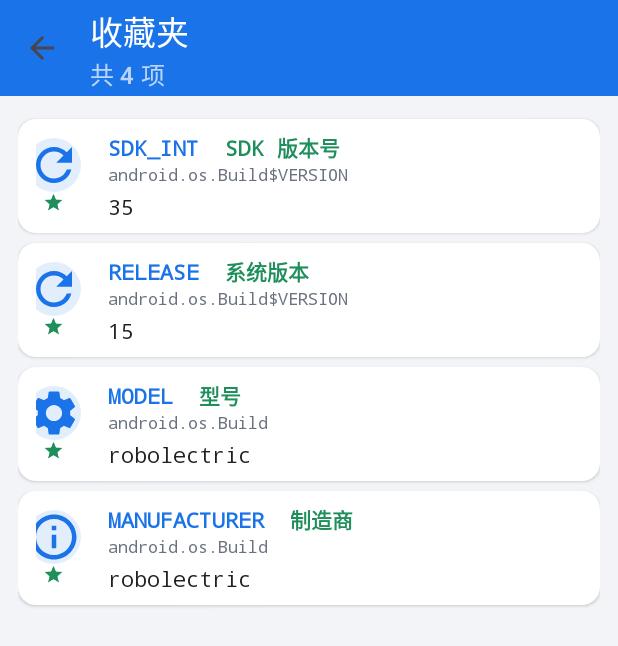
After one commit to kagurazakayashi/android_sysinfo, an Android app: the FavoritesActivity screen opened directly, with no data from a screen before it, on a phone screen of 412 x 824 dp. The commit adds this screen. Shown: the top 646 px of the screen. Run offline under Robolectric (Android 15) with nearby library versions, the phone set to English and light mode, and no system bars.

Commit message:
添加收藏夹功能

```diff
--- a/app/src/main/AndroidManifest.xml
+++ b/app/src/main/AndroidManifest.xml
@@ -21,6 +21,11 @@
             android:name=".ClassDetailActivity"
             android:exported="false"
             android:configChanges="orientation|screenSize|screenLayout|keyboardHidden" />
+
+        <activity
+            android:name=".FavoritesActivity"
+            android:exported="false"
+            android:configChanges="orientation|screenSize|screenLayout|keyboardHidden" />
     </application>
 
 </manifest>
--- /dev/null
+++ b/app/src/main/java/com/example/buildinfo/FavoritesActivity.java
@@ -0,0 +1,242 @@
+package com.example.buildinfo;
+
+import android.content.DialogInterface;
+import android.graphics.Typeface;
+import android.os.Bundle;
+import android.text.SpannableString;
+import android.text.Spanned;
+import android.text.style.ForegroundColorSpan;
+import android.util.TypedValue;
+import android.view.Gravity;
+import android.view.View;
+import android.view.ViewGroup;
+import android.widget.ImageView;
+import android.widget.LinearLayout;
+import android.widget.TextView;
+import android.widget.Toast;
+
+import androidx.appcompat.app.AppCompatActivity;
+import androidx.appcompat.widget.Toolbar;
+
+import com.google.android.material.dialog.MaterialAlertDialogBuilder;
+
+import java.util.List;
+
+/**
+ * 收藏夹页面：展示用户收藏的静态字段。
+ * 点击条目弹出菜单（复制各部分 / 取消收藏），保持与详情页字段一致的操作逻辑。
+ */
+public class FavoritesActivity extends AppCompatActivity {
+
+    @Override
+    protected void onCreate(Bundle savedInstanceState) {
+        super.onCreate(savedInstanceState);
+        setContentView(R.layout.activity_favorites);
+
+        Toolbar toolbar = findViewById(R.id.toolbar);
+        setSupportActionBar(toolbar);
+        toolbar.setTitle(getString(R.string.favorites));
+        if (getSupportActionBar() != null) {
+            getSupportActionBar().setDisplayHomeAsUpEnabled(true);
+        }
+        toolbar.setNavigationOnClickListener(new View.OnClickListener() {
+            @Override
+            public void onClick(View v) {
+                finish();
+            }
+        });
+
+        final LinearLayout container = findViewById(R.id.container);
+        render(container);
+    }
+
+    @Override
+    protected void onResume() {
+        super.onResume();
+        // 返回时刷新（取消收藏后列表即时更新）
+        LinearLayout container = findViewById(R.id.container);
+        if (container != null) {
+            container.removeAllViews();
+            render(container);
+        }
+    }
+
+    private void render(final LinearLayout container) {
+        final List<FavoritesStore.Favorite> favs = FavoritesStore.getAll(this);
+        if (favs.isEmpty()) {
+            TextView empty = new TextView(this);
+            empty.setText(R.string.favorites_empty);
+            empty.setTextSize(14);
+            empty.setTextColor(getColor(R.color.text_sub));
+            empty.setGravity(Gravity.CENTER);
+            empty.setPadding(dp(16), dp(48), dp(16), dp(16));
+            container.addView(empty);
+            toolbarSubtitle("尚未收藏");
+            return;
+        }
+        toolbarSubtitle("共 " + favs.size() + " 项");
+        for (final FavoritesStore.Favorite f : favs) {
+            container.addView(createItem(f, container));
+        }
+    }
+
+    private void toolbarSubtitle(String s) {
+        Toolbar tb = findViewById(R.id.toolbar);
+        if (tb != null) tb.setSubtitle(s);
+    }
+
+    /** 生成一条收藏条目 */
+    private View createItem(final FavoritesStore.Favorite f, final LinearLayout container) {
+        LinearLayout card = new LinearLayout(this);
+        card.setOrientation(LinearLayout.HORIZONTAL);
+        card.setGravity(Gravity.CENTER_VERTICAL);
+        card.setPadding(dp(12), dp(8), dp(12), dp(8));
+        LinearLayout.LayoutParams lp = new LinearLayout.LayoutParams(
+                ViewGroup.LayoutParams.MATCH_PARENT, ViewGroup.LayoutParams.WRAP_CONTENT);
+        lp.setMargins(0, dp(3), 0, dp(3));
+        card.setLayoutParams(lp);
+        card.setBackgroundResource(R.drawable.card_bg);
+        card.setElevation(dp(1));
+        TypedValue ripple = new TypedValue();
+        getTheme().resolveAttribute(android.R.attr.selectableItemBackground, ripple, true);
+        card.setForeground(getDrawable(ripple.resourceId));
+        card.setClickable(true);
+
+        // 图标：星形 + 字段图标
+        LinearLayout iconWrap = new LinearLayout(this);
+        iconWrap.setOrientation(LinearLayout.VERTICAL);
+        iconWrap.setGravity(Gravity.CENTER);
+        ImageView icon = new ImageView(this);
+        String iconName = Icons.fieldIcon(f.fieldName);
+        icon.setImageResource(getResources().getIdentifier(iconName, "drawable", getPackageName()));
+        icon.setBackgroundResource(R.drawable.ic_icon_bg);
+        icon.setColorFilter(getColor(R.color.primary));
+        LinearLayout.LayoutParams iconLp = new LinearLayout.LayoutParams(dp(36), dp(36));
+        iconLp.setMargins(0, 0, dp(12), 0);
+        icon.setLayoutParams(iconLp);
+        iconWrap.addView(icon);
+        ImageView star = new ImageView(this);
+        star.setImageResource(R.drawable.ic_star);
+        star.setColorFilter(getColor(R.color.accent));
+        LinearLayout.LayoutParams starLp = new LinearLayout.LayoutParams(dp(14), dp(14));
+        starLp.setMargins(0, 0, dp(12), 0);
+        star.setLayoutParams(starLp);
+        iconWrap.addView(star);
+
+        // 中部：字段名(中文) + 类名 + 值
+        LinearLayout left = new LinearLayout(this);
+        left.setOrientation(LinearLayout.VERTICAL);
+        left.setLayoutParams(new LinearLayout.LayoutParams(0, ViewGroup.LayoutParams.WRAP_CONTENT, 1f));
+
+        TextView name = new TextView(this);
+        name.setText(buildTitle(f.fieldName, ZhNames.fieldZh(f.fieldName)));
+        name.setTextSize(14);
+        name.setTypeface(Typeface.MONOSPACE, Typeface.BOLD);
+        name.setTextColor(getColor(R.color.primary));
+
+        TextView clsName = new TextView(this);
+        clsName.setText(f.className);
+        clsName.setTextSize(11);
+        clsName.setTypeface(Typeface.MONOSPACE);
+        clsName.setTextColor(getColor(R.color.text_sub));
+
+        TextView value = new TextView(this);
+        value.setText(f.value);
+        value.setTextSize(14);
+        value.setTypeface(Typeface.MONOSPACE);
+        value.setTextColor(getColor(R.color.text_primary));
+        value.setPadding(0, dp(4), 0, 0);
+        value.setTextIsSelectable(true);
+
+        left.addView(name);
+        left.addView(clsName);
+        left.addView(value);
+
+        card.addView(iconWrap);
+        card.addView(left);
+        card.setOnClickListener(new View.OnClickListener() {
+            @Override
+            public void onClick(View v) {
+                showFavoriteMenu(f, container);
+            }
+        });
+        return card;
+    }
+
+    /** 收藏条目点击菜单：复制各部分 / 取消收藏 */
+    private void showFavoriteMenu(final FavoritesStore.Favorite f, final LinearLayout container) {
+        final String zhName = ZhNames.fieldZh(f.fieldName);
+        final String[] items;
+        final String[] payloads;
+        if (zhName == null) {
+            items = new String[]{
+                    "复制原始名称",
+                    "复制值",
+                    "复制完整条目",
+                    "取消收藏"
+            };
+            payloads = new String[]{
+                    f.className + "." + f.fieldName,
+                    f.value,
+                    f.className + "." + f.fieldName + " = " + f.value,
+                    null
+            };
+        } else {
+            items = new String[]{
+                    "复制原始名称",
+                    "复制中文名",
+                    "复制值",
+                    "复制完整条目",
+                    "取消收藏"
+            };
+            payloads = new String[]{
+                    f.className + "." + f.fieldName,
+                    zhName,
+                    f.value,
+                    f.className + "." + f.fieldName + "（" + zhName + "） = " + f.value,
+                    null
+            };
+        }
+
+        new MaterialAlertDialogBuilder(this)
+                .setTitle(f.fieldName)
+                .setItems(items, new DialogInterface.OnClickListener() {
+                    @Override
+                    public void onClick(DialogInterface dialog, int which) {
+                        if (which == items.length - 1) {
+                            // 最后一项：取消收藏
+                            FavoritesStore.remove(FavoritesActivity.this, f.className, f.fieldName);
+                            Toast.makeText(FavoritesActivity.this, "已取消收藏：" + f.fieldName, Toast.LENGTH_SHORT).show();
+                            container.removeAllViews();
+                            render(container);
+                        } else {
+                            copy(payloads[which], items[which]);
+                        }
+                    }
+                })
+                .setNegativeButton("取消", null)
+                .show();
+    }
+
+    private void copy(String text, String label) {
+        android.content.ClipboardManager cm =
+                (android.content.ClipboardManager) getSystemService(android.content.Context.CLIPBOARD_SERVICE);
+        cm.setPrimaryClip(android.content.ClipData.newPlainText(label, text));
+        Toast.makeText(this, "已复制：" + label, Toast.LENGTH_SHORT).show();
+    }
+
+    /** 主标题：英文名 + 中文名（中文用强调色显示） */
+    private CharSequence buildTitle(String en, String zh) {
+        if (zh == null || zh.isEmpty()) return en;
+        String text = en + "  " + zh;
+        SpannableString ss = new SpannableString(text);
+        ss.setSpan(new ForegroundColorSpan(getColor(R.color.accent)),
+                en.length() + 2, text.length(),
+                Spanned.SPAN_EXCLUSIVE_EXCLUSIVE);
+        return ss;
+    }
+
+    private int dp(float value) {
+        return (int) (value * getResources().getDisplayMetrics().density + 0.5f);
+    }
+}
--- /dev/null
+++ b/app/src/main/java/com/example/buildinfo/FavoritesStore.java
@@ -0,0 +1,117 @@
+package com.example.buildinfo;
+
+import android.content.Context;
+import android.content.SharedPreferences;
+import android.os.Build;
+
+import org.json.JSONArray;
+import org.json.JSONObject;
+
+import java.util.ArrayList;
+import java.util.List;
+
+/**
+ * 收藏夹存储：把收藏的静态字段（类名 + 字段名 + 收藏时的值）持久化到 SharedPreferences。
+ * 收藏粒度 = 字段，key = 类名 + 字段名，value 缓存收藏当时的字段值。
+ */
+public final class FavoritesStore {
+
+    private static final String PREFS = "favorites";
+    private static final String KEY_ITEMS = "items";
+    private static final String KEY_DEFAULTS_INIT = "defaults_initialized";
+
+    /** 首次启动预置的默认收藏：制造商 / 型号 / Android 版本号 / API 版本号 */
+    public static void ensureDefaults(Context c) {
+        SharedPreferences p = prefs(c);
+        if (p.getBoolean(KEY_DEFAULTS_INIT, false)) return;
+        p.edit().putBoolean(KEY_DEFAULTS_INIT, true).apply();
+        if (!getAll(c).isEmpty()) return; // 已有收藏则不覆盖
+        add(c, "android.os.Build", "MANUFACTURER", String.valueOf(Build.MANUFACTURER));
+        add(c, "android.os.Build", "MODEL", String.valueOf(Build.MODEL));
+        add(c, "android.os.Build$VERSION", "RELEASE", String.valueOf(Build.VERSION.RELEASE));
+        add(c, "android.os.Build$VERSION", "SDK_INT", String.valueOf(Build.VERSION.SDK_INT));
+    }
+
+    /** 一条收藏记录 */
+    public static final class Favorite {
+        public final String className;   // 完整限定类名，如 android.os.Build$VERSION
+        public final String fieldName;   // 字段名，如 SDK_INT
+        public final String value;       // 收藏时的字段值（缓存展示）
+
+        public Favorite(String className, String fieldName, String value) {
+            this.className = className;
+            this.fieldName = fieldName;
+            this.value = value;
+        }
+    }
+
+    private FavoritesStore() {
+    }
+
+    private static SharedPreferences prefs(Context c) {
+        return c.getSharedPreferences(PREFS, Context.MODE_PRIVATE);
+    }
+
+    /** 全部收藏（按收藏时间倒序：新收藏在前） */
+    public static synchronized List<Favorite> getAll(Context c) {
+        List<Favorite> out = new ArrayList<>();
+        try {
+            JSONArray arr = new JSONArray(prefs(c).getString(KEY_ITEMS, "[]"));
+            for (int i = 0; i < arr.length(); i++) {
+                JSONObject o = arr.getJSONObject(i);
+                out.add(new Favorite(
+                        o.optString("className"),
+                        o.optString("fieldName"),
+                        o.optString("value")));
+            }
+        } catch (Throwable ignored) {
+        }
+        return out;
+    }
+
+    /** 是否已收藏该字段 */
+    public static synchronized boolean contains(Context c, String className, String fieldName) {
+        for (Favorite f : getAll(c)) {
+            if (f.className.equals(className) && f.fieldName.equals(fieldName)) return true;
+        }
+        return false;
+    }
+
+    /** 添加收藏（重复添加则移到最前并更新值） */
+    public static synchronized void add(Context c, String className, String fieldName, String value) {
+        List<Favorite> filtered = new ArrayList<>();
+        for (Favorite f : getAll(c)) {
+            if (!(f.className.equals(className) && f.fieldName.equals(fieldName))) {
+                filtered.add(f);
+            }
+        }
+        filtered.add(0, new Favorite(className, fieldName, value));
+        save(c, filtered);
+    }
+
+    /** 取消收藏 */
+    public static synchronized void remove(Context c, String className, String fieldName) {
+        List<Favorite> filtered = new ArrayList<>();
+        for (Favorite f : getAll(c)) {
+            if (!(f.className.equals(className) && f.fieldName.equals(fieldName))) {
+                filtered.add(f);
+            }
+        }
+        save(c, filtered);
+    }
+
+    private static void save(Context c, List<Favorite> list) {
+        try {
+            JSONArray arr = new JSONArray();
+            for (Favorite f : list) {
+                JSONObject o = new JSONObject();
+                o.put("className", f.className);
+                o.put("fieldName", f.fieldName);
+                o.put("value", f.value);
+                arr.put(o);
+            }
+            prefs(c).edit().putString(KEY_ITEMS, arr.toString()).apply();
+        } catch (Throwable ignored) {
+        }
+    }
+}
--- /dev/null
+++ b/app/src/main/res/drawable/ic_star.xml
@@ -0,0 +1,11 @@
+<?xml version="1.0" encoding="utf-8"?>
+<!-- Material Icons: star（实心星，收藏/已收藏状态） -->
+<vector xmlns:android="http://schemas.android.com/apk/res/android"
+    android:width="24dp"
+    android:height="24dp"
+    android:viewportWidth="24"
+    android:viewportHeight="24">
+    <path
+        android:fillColor="#FFFFFF"
+        android:pathData="M12,17.27L18.18,21l-1.64,-7.03L22,9.24l-7.19,-0.61L12,2 9.19,8.63 2,9.24l5.46,4.73L5.82,21z" />
+</vector>
--- /dev/null
+++ b/app/src/main/res/layout/activity_favorites.xml
@@ -0,0 +1,34 @@
+<?xml version="1.0" encoding="utf-8"?>
+<LinearLayout xmlns:android="http://schemas.android.com/apk/res/android"
+    xmlns:app="http://schemas.android.com/apk/res-auto"
+    android:layout_width="match_parent"
+    android:layout_height="match_parent"
+    android:orientation="vertical"
+    android:background="@color/background"
+    android:fitsSystemWindows="true">
+
+    <com.google.android.material.appbar.MaterialToolbar
+        android:id="@+id/toolbar"
+        android:layout_width="match_parent"
+        android:layout_height="?attr/actionBarSize"
+        android:background="@color/primary"
+        android:elevation="4dp"
+        app:titleTextColor="#FFFFFF"
+        app:subtitleTextColor="#B3FFFFFF"
+        app:title="@string/favorites" />
+
+    <ScrollView
+        android:layout_width="match_parent"
+        android:layout_height="0dp"
+        android:layout_weight="1"
+        android:fillViewport="true">
+
+        <LinearLayout
+            android:id="@+id/container"
+            android:layout_width="match_parent"
+            android:layout_height="wrap_content"
+            android:orientation="vertical"
+            android:padding="12dp" />
+    </ScrollView>
+
+</LinearLayout>
--- a/app/src/main/res/menu/menu_main.xml
+++ b/app/src/main/res/menu/menu_main.xml
@@ -1,6 +1,11 @@
 <?xml version="1.0" encoding="utf-8"?>
 <menu xmlns:android="http://schemas.android.com/apk/res/android"
     xmlns:app="http://schemas.android.com/apk/res-auto">
+    <item
+        android:id="@+id/action_favorites"
+        android:icon="@drawable/ic_star"
+        android:title="@string/action_favorites"
+        app:showAsAction="always" />
     <item
         android:id="@+id/action_copy_all"
         android:icon="@drawable/ic_copy"
--- a/app/src/main/res/values/strings.xml
+++ b/app/src/main/res/values/strings.xml
@@ -3,4 +3,7 @@
     <string name="app_name">Build 版本信息</string>
     <string name="title_main">android.os 包信息</string>
     <string name="copy_all">复制全部</string>
+    <string name="favorites">收藏夹</string>
+    <string name="action_favorites">收藏夹</string>
+    <string name="favorites_empty">还没有收藏任何字段\n\n在任意字段的菜单中选择「收藏」即可添加</string>
 </resources>
```
Also changed, not shown: app/src/main/java/com/example/buildinfo/ClassDetailActivity.java (+24 -6 lines), app/src/main/java/com/example/buildinfo/MainActivity.java (+7 -0 lines), app/src/main/res/drawable/ic_star_border.xml (added, +11 -0 lines).
